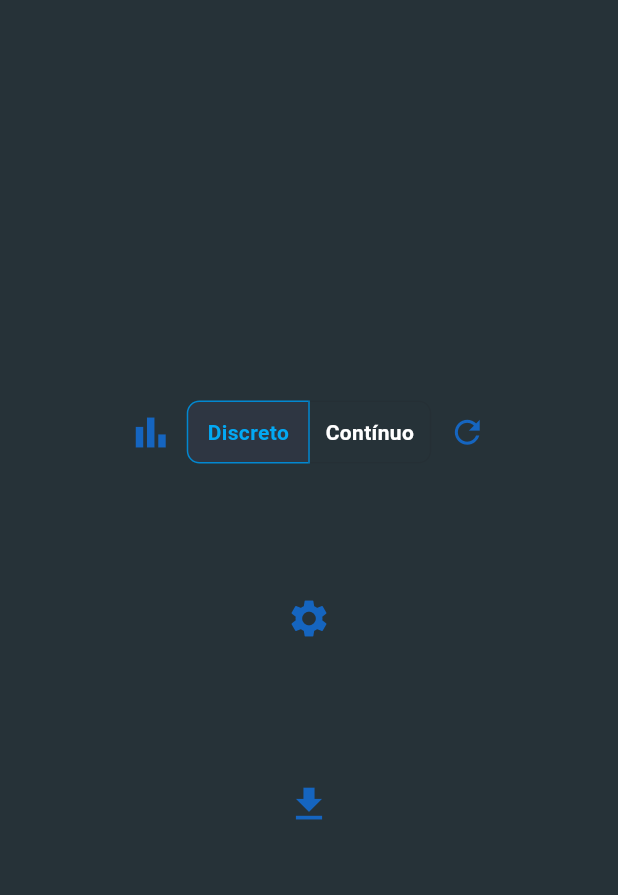
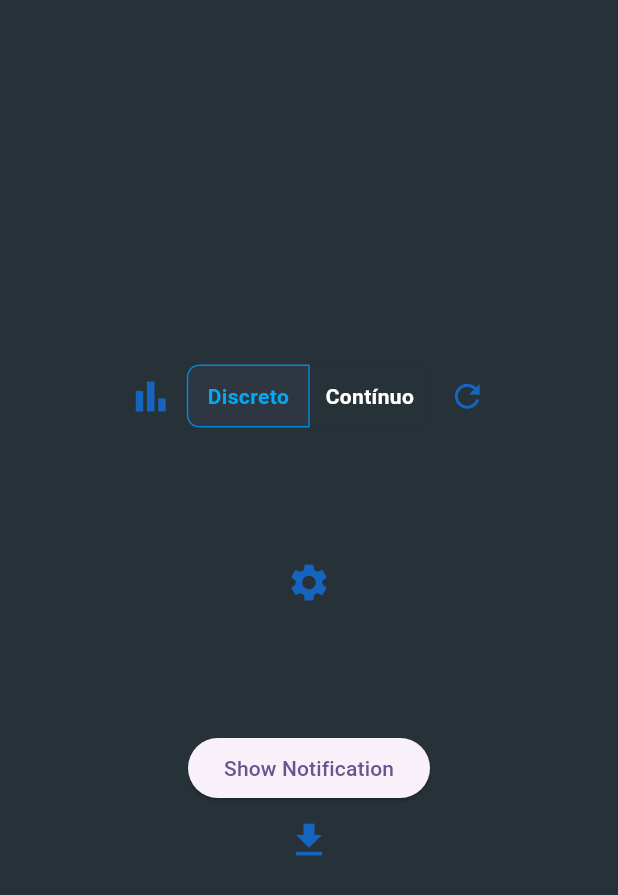
Before and after one commit to pereiraafl/rodeiro, a Flutter app: the screen it shows after launch, after a tap on the "bar chart" icon, on a phone screen of 412 x 824 dp. Shown: the top 895 px of the screen. Run offline on Flutter 3.47's test engine with Material 3 defaults, Android fonts, the phone set to English and light mode, and no system bars; our stand-ins replace dio, file_picker, flutter_dotenv, flutter_local_notifications, syncfusion_flutter_charts; network calls fail.

Commit message:
Start adding basic setup for notifications on android

```diff
--- a/client/lib/main.dart
+++ b/client/lib/main.dart
@@ -3,6 +3,7 @@ import 'dart:convert';
 import 'package:client/history/continuous.dart';
 import 'package:client/history/highestlowest.dart';
 import 'package:client/live/continuous.dart';
+import 'package:client/notifications.dart';
 import 'package:file_picker/file_picker.dart';
 import 'package:flutter/material.dart';
 import 'package:http/http.dart' as http;
@@ -12,6 +13,8 @@ import 'package:dio/dio.dart';
 import 'dart:io';
 
 Future main() async {
+  WidgetsFlutterBinding.ensureInitialized();
+  await NotificationService.init();
   await dotenv.load(fileName: ".env");
   String? minhaKey = dotenv.env["API_URL"];
   print("Minha key: " + minhaKey!);
@@ -235,6 +238,13 @@ class _MyHomePageState extends State<MyHomePage> {
                             : SizedBox()),
                   ],
                 ),
+                ElevatedButton(
+                  onPressed: () {
+                    NotificationService.showInstantNotification(
+                        "Atualização - Rodeiro", "Temperatura: 35.5 | Ciclo: 102");
+                  },
+                  child: const Text('Show Notification'),
+                ),
                 IconButton(
                     onPressed: () async {
                       // Fetch all /list/continuous
--- /dev/null
+++ b/client/lib/notifications.dart
@@ -0,0 +1,46 @@
+import 'package:flutter_local_notifications/flutter_local_notifications.dart';
+
+class NotificationService {
+  static final FlutterLocalNotificationsPlugin flutterLocalNotificationsPlugin = FlutterLocalNotificationsPlugin();
+
+  static Future<void> onDidReceiveNotification(NotificationResponse notificationResponse) async {
+    print("Notification receive");
+  }
+
+  static Future<void> init() async {
+    const AndroidInitializationSettings androidInitializationSettings = AndroidInitializationSettings("@mipmap/ic_launcher");
+
+    const InitializationSettings initializationSettings = InitializationSettings(
+      android: androidInitializationSettings,
+    );
+
+    await flutterLocalNotificationsPlugin.initialize(
+      initializationSettings,
+      onDidReceiveNotificationResponse: onDidReceiveNotification,
+      onDidReceiveBackgroundNotificationResponse: onDidReceiveNotification,
+    );
+
+    await flutterLocalNotificationsPlugin
+        .resolvePlatformSpecificImplementation<AndroidFlutterLocalNotificationsPlugin>()
+        ?.requestNotificationsPermission();
+  }
+
+  static Future<void> showInstantNotification(String title, String body) async {
+    const NotificationDetails platformChannelSpecifics = NotificationDetails(
+        android: AndroidNotificationDetails(
+          'rodeiro_id',
+          'Rodeiro Notification',
+          importance: Importance.max,
+          priority: Priority.high,
+        ));
+
+    await flutterLocalNotificationsPlugin.show(
+      0,
+      title,
+      body,
+      platformChannelSpecifics,
+      payload: 'rodeiro_notification',
+    );
+  }
+
+}
--- a/client/pubspec.yaml
+++ b/client/pubspec.yaml
@@ -40,6 +40,7 @@ dependencies:
   dio: ^5.7.0
   http: ^1.2.2
   file_picker: ^8.1.6
+  flutter_local_notifications: ^18.0.1
 
 dev_dependencies:
   flutter_test:
```
